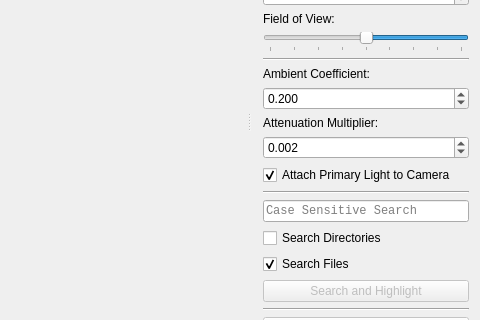
First picture: the form in Source/Windows/mainWindow.ui, repository TimSevereijns/D-Viz, before the edit; both pictures show x 720 to 1200 and y 275 to 595 of the 1200 by 814 pixel window.
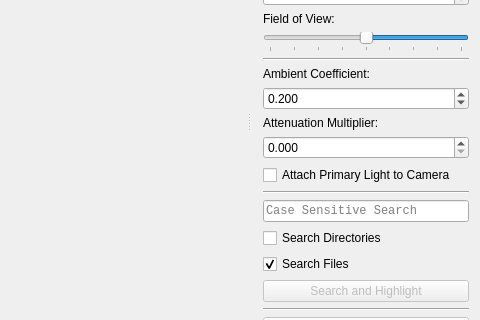
Second picture: the form after the edit.

Diff of the .ui file:
```diff
--- a/Source/Windows/mainWindow.ui
+++ b/Source/Windows/mainWindow.ui
@@ -252,17 +252,20 @@
         <double>0.001000000000000</double>
        </property>
        <property name="value">
-        <double>0.002000000000000</double>
+        <double>0.000000000000000</double>
        </property>
       </widget>
      </item>
      <item>
       <widget class="QCheckBox" name="attachLightToCameraCheckBox">
+       <property name="enabled">
+        <bool>true</bool>
+       </property>
        <property name="text">
         <string>Attach Primary Light to Camera</string>
        </property>
        <property name="checked">
-        <bool>true</bool>
+        <bool>false</bool>
        </property>
       </widget>
      </item>
```
Left out of the diff: 2 changed lines with no effect on the pictures.
